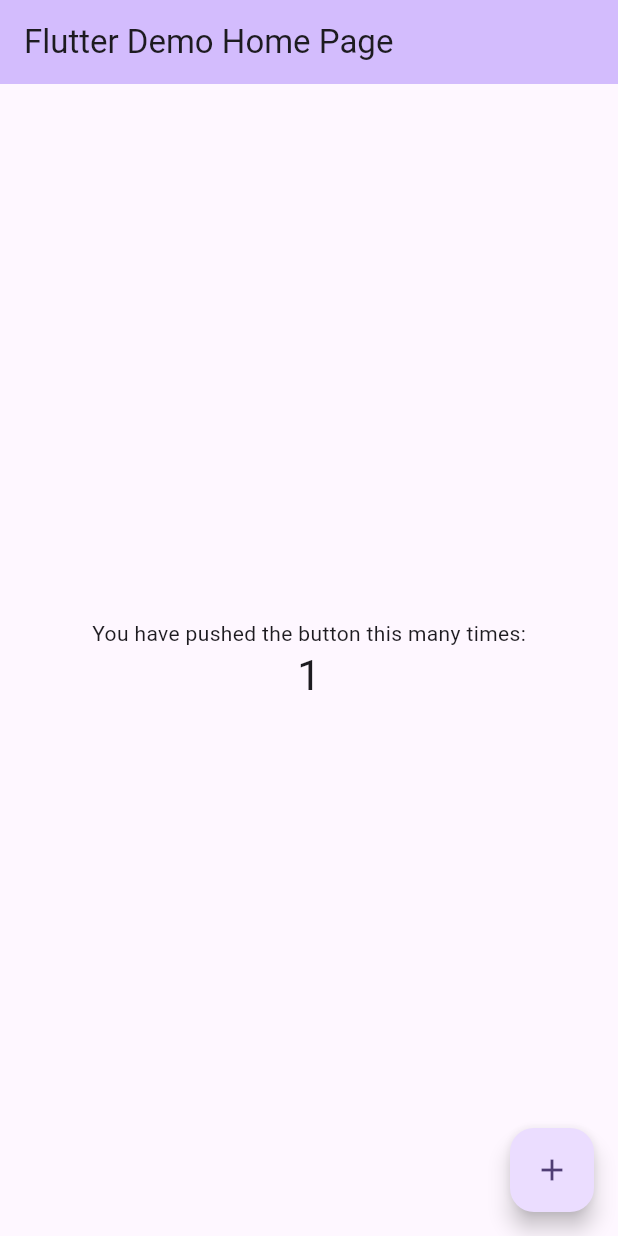
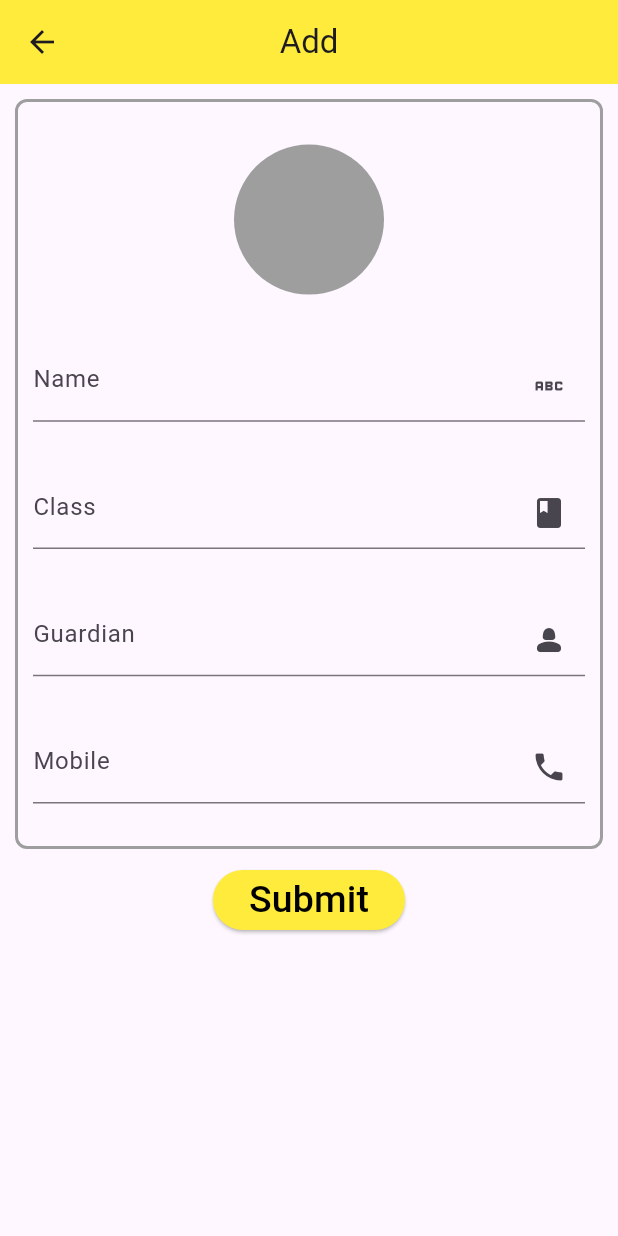
Before and after one commit to safwanpulisseri/Student-Record-App, a Flutter app: the screen it shows after launch, after a tap on the "add" icon, on a phone screen of 412 x 824 dp. Run offline on Flutter 3.47's test engine with Material 3 defaults, Android fonts, the phone set to English and light mode, and no system bars; our stand-ins replace lottie.

Commit message:
almost done UI

```diff
--- a/lib/main.dart
+++ b/lib/main.dart
@@ -1,4 +1,6 @@
 import 'package:flutter/material.dart';
+import 'package:student_details_app/screens/home%20screen.dart';
+import 'package:student_details_app/screens/splash%20screen.dart';
 
 void main() {
   runApp(const MyApp());
@@ -7,73 +9,15 @@ void main() {
 class MyApp extends StatelessWidget {
   const MyApp({super.key});
 
-  // This widget is the root of your application.
   @override
   Widget build(BuildContext context) {
     return MaterialApp(
-      title: 'Flutter Demo',
-      theme: ThemeData(
-
-        colorScheme: ColorScheme.fromSeed(seedColor: Colors.deepPurple),
-        useMaterial3: true,
-      ),
-      home: const MyHomePage(title: 'Flutter Demo Home Page'),
+      debugShowCheckedModeBanner: false,
+      // theme: ThemeData(
+      //   colorScheme: ColorScheme.fromSeed(seedColor: Colors.deepPurple),
+      //   useMaterial3: true,
+      // ),
+      home: ScreenHome(),
     );
   }
 }
-
-class MyHomePage extends StatefulWidget {
-  const MyHomePage({super.key, required this.title});
-
-
-
-  final String title;
-
-  @override
-  State<MyHomePage> createState() => _MyHomePageState();
-}
-
-class _MyHomePageState extends State<MyHomePage> {
-  int _counter = 0;
-
-  void _incrementCounter() {
-    setState(() {
-
-      _counter++;
-    });
-  }
-
-  @override
-  Widget build(BuildContext context) {
-
-    return Scaffold(
-      appBar: AppBar(
-
-        backgroundColor: Theme.of(context).colorScheme.inversePrimary,
-
-        title: Text(widget.title),
-      ),
-      body: Center(
-
-        child: Column(
-
-          mainAxisAlignment: MainAxisAlignment.center,
-          children: <Widget>[
-            const Text(
-              'You have pushed the button this many times:',
-            ),
-            Text(
-              '$_counter',
-              style: Theme.of(context).textTheme.headlineMedium,
-            ),
-          ],
-        ),
-      ),
-      floatingActionButton: FloatingActionButton(
-        onPressed: _incrementCounter,
-        tooltip: 'Increment',
-        child: const Icon(Icons.add),
-      ),
-    );
-  }
-}
--- /dev/null
+++ b/lib/screens/add screen.dart
@@ -0,0 +1,129 @@
+import 'package:flutter/material.dart';
+import 'package:flutter/widgets.dart';
+
+class ScreenAdd extends StatelessWidget {
+  const ScreenAdd({super.key});
+
+  @override
+  Widget build(BuildContext context) {
+    return Scaffold(
+      appBar: AppBar(
+        backgroundColor: Colors.yellow,
+        title: Text(
+          'Add',
+        ),
+        centerTitle: true,
+      ),
+      body: SingleChildScrollView(
+        child: Column(
+          mainAxisAlignment: MainAxisAlignment.start,
+          children: [
+            Padding(
+              padding: const EdgeInsets.all(10),
+              child: Container(
+                height: 500,
+                width: MediaQuery.of(context).size.width,
+                decoration: BoxDecoration(
+                  border: Border.all(
+                    color: Colors.grey,
+                    width: 2.0,
+                  ),
+                  borderRadius: BorderRadius.circular(8.0),
+                ),
+                child: Padding(
+                  padding: const EdgeInsets.all(10.0),
+                  child: Column(
+                    mainAxisAlignment: MainAxisAlignment.spaceAround,
+                    children: [
+                      GestureDetector(
+                        onTap: () {
+                          showDialog(
+                              context: context,
+                              builder: (BuildContext context) {
+                                return AlertDialog(
+                                  title: Text(
+                                    'Select Option',
+                                    textAlign: TextAlign.center,
+                                  ),
+                                  actions: [
+                                    Row(
+                                      mainAxisAlignment:
+                                          MainAxisAlignment.spaceAround,
+                                      children: [
+                                        IconButton(
+                                          onPressed: () {},
+                                          icon: Icon(
+                                            Icons.camera_alt_rounded,
+                                          ),
+                                        ),
+                                        IconButton(
+                                          onPressed: () {},
+                                          icon: Icon(
+                                            Icons.image,
+                                          ),
+                                        )
+                                      ],
+                                    ),
+                                  ],
+                                );
+                              });
+                        },
+                        child: CircleAvatar(
+                          backgroundColor: Colors.grey,
+                          radius: 50,
+                        ),
+                      ),
+                      TextFormField(
+                        decoration: InputDecoration(
+                            hintText: 'Name',
+                            suffixIcon: Icon(
+                              Icons.abc,
+                            )),
+                      ),
+                      TextFormField(
+                        decoration: InputDecoration(
+                          suffixIcon: Icon(
+                            Icons.class_,
+                          ),
+                          hintText: 'Class',
+                        ),
+                      ),
+                      TextFormField(
+                        decoration: InputDecoration(
+                          suffixIcon: Icon(
+                            Icons.person_2_rounded,
+                          ),
+                          hintText: 'Guardian',
+                        ),
+                      ),
+                      TextFormField(
+                        keyboardType: TextInputType.number,
+                        decoration: InputDecoration(
+                          suffixIcon: Icon(
+                            Icons.phone,
+                          ),
+                          hintText: 'Mobile',
+                        ),
+                      ),
+                    ],
+                  ),
+                ),
+              ),
+            ),
+            ElevatedButton(
+              onPressed: () {},
+              child: Text(
+                'Submit',
+                style: TextStyle(
+                  color: Colors.black,
+                  fontSize: 25,
+                ),
+              ),
+              style: ElevatedButton.styleFrom(backgroundColor: Colors.yellow),
+            )
+          ],
+        ),
+      ),
+    );
+  }
+}
--- /dev/null
+++ b/lib/screens/home screen.dart
@@ -0,0 +1,39 @@
+import 'package:flutter/material.dart';
+import 'package:student_details_app/screens/add%20screen.dart';
+
+class ScreenHome extends StatelessWidget {
+  const ScreenHome({super.key});
+
+  @override
+  Widget build(BuildContext context) {
+    return Scaffold(
+      appBar: AppBar(
+        backgroundColor: Colors.yellow,
+        title: Text(
+          'Student Record',
+          style: TextStyle(
+            fontWeight: FontWeight.bold,
+          ),
+        ),
+        centerTitle: true,
+        actions: [
+          Icon(Icons.search),
+          SizedBox(
+            width: 20,
+          )
+        ],
+        leading: Container(),
+      ),
+      body: Container(),
+      floatingActionButtonLocation: FloatingActionButtonLocation.centerDocked,
+      floatingActionButton: FloatingActionButton(
+        backgroundColor: Colors.yellow,
+        onPressed: () {
+          Navigator.push(
+              context, MaterialPageRoute(builder: (context) => ScreenAdd()));
+        },
+        child: Icon(Icons.add),
+      ),
+    );
+  }
+}
--- /dev/null
+++ b/lib/screens/splash screen.dart
@@ -0,0 +1,23 @@
+import 'dart:async';
+
+import 'package:flutter/material.dart';
+import 'package:lottie/lottie.dart';
+import 'package:student_details_app/screens/home%20screen.dart';
+
+class ScreenSplash extends StatelessWidget {
+  const ScreenSplash({super.key});
+
+  @override
+  Widget build(BuildContext context) {
+    Timer(Duration(seconds: 1), () {
+      Navigator.push(
+          context, MaterialPageRoute(builder: (context) => ScreenHome()));
+    });
+    return Scaffold(
+      backgroundColor: Colors.yellow,
+      body: Center(
+        child: Lottie.asset('assets/animation/Animation - 1712219924795.json'),
+      ),
+    );
+  }
+}
--- a/pubspec.yaml
+++ b/pubspec.yaml
@@ -35,6 +35,7 @@ dependencies:
   # The following adds the Cupertino Icons font to your application.
   # Use with the CupertinoIcons class for iOS style icons.
   cupertino_icons: ^1.0.6
+  lottie: ^3.1.0
 
 dev_dependencies:
   flutter_test:
@@ -59,8 +60,8 @@ flutter:
   uses-material-design: true
 
   # To add assets to your application, add an assets section, like this:
-  # assets:
-  #   - images/a_dot_burr.jpeg
+  assets:
+    - assets/animation/Animation - 1712219924795.json
   #   - images/a_dot_ham.jpeg
 
   # An image asset can refer to one or more resolution-specific "variants", see
```
Also changed, not shown: assets/animation/Animation - 1712219924795.json (added, +1 -0 lines), pubspec.lock.
